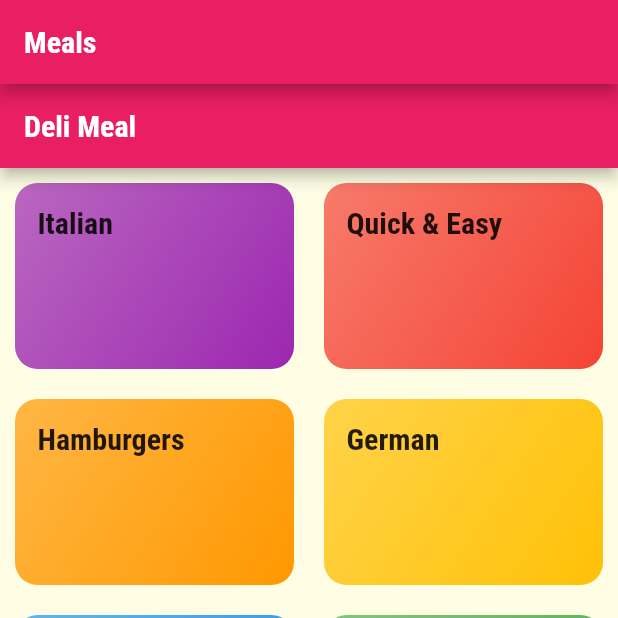
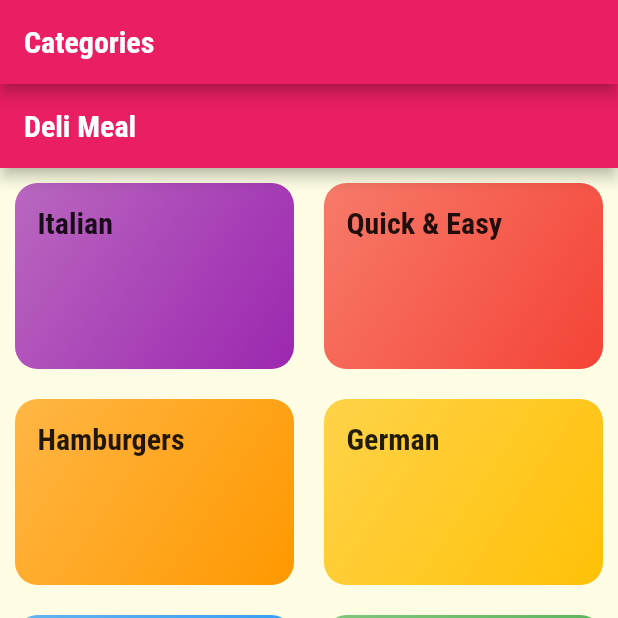
Before and after one commit to YogeshRajgure/Meals-App, a Flutter app: the screen it shows after launch, on a phone screen of 412 x 824 dp, the top half of it. Run offline on Flutter 3.47's test engine with Material 2 defaults, Android fonts, the phone set to English and light mode, and no system bars.

Commit message:
appbar title changes for tabs

```diff
--- a/lib/screens/tab_screen.dart
+++ b/lib/screens/tab_screen.dart
@@ -11,9 +11,9 @@
 }
 
 class _TabScreenState extends State<TabScreen> {
-  final List<Widget> _pages = const [
-    CategoriesScreen(),
-    FavouritesScreen(),
+  final List<Map<String, Object>> _pages = const [
+    {'page': CategoriesScreen(), 'title': 'Categories'},
+    {'page': FavouritesScreen(), 'title': 'Your Favourites'},
   ];
 
   int _selectedPageIndex = 0;
@@ -28,9 +28,9 @@
   Widget build(BuildContext context) {
     return Scaffold(
       appBar: AppBar(
-        title: const Text('Meals'),
+        title: Text(_pages[_selectedPageIndex]['title'] as String),
       ),
-      body: _pages[_selectedPageIndex],
+      body: _pages[_selectedPageIndex]['page'] as Widget,
       bottomNavigationBar: BottomNavigationBar(
         onTap: _selectPage,
         backgroundColor: Theme.of(context).primaryColor,
```
